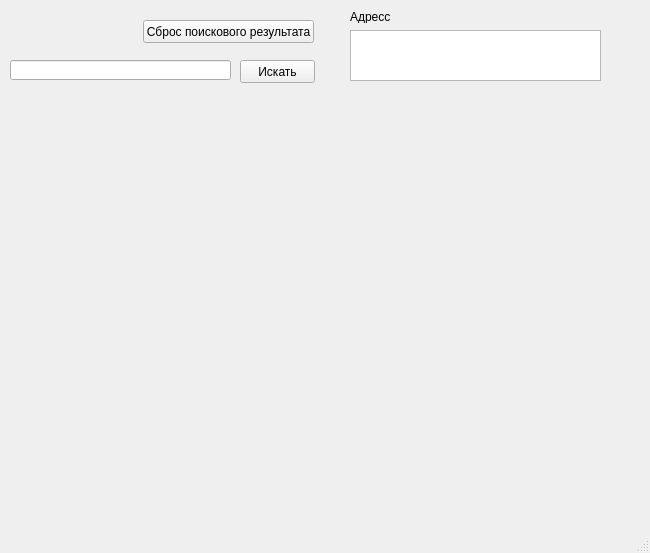
Old version of the form maps_main.ui in the repository Hipoppoltark/Maps_Api.
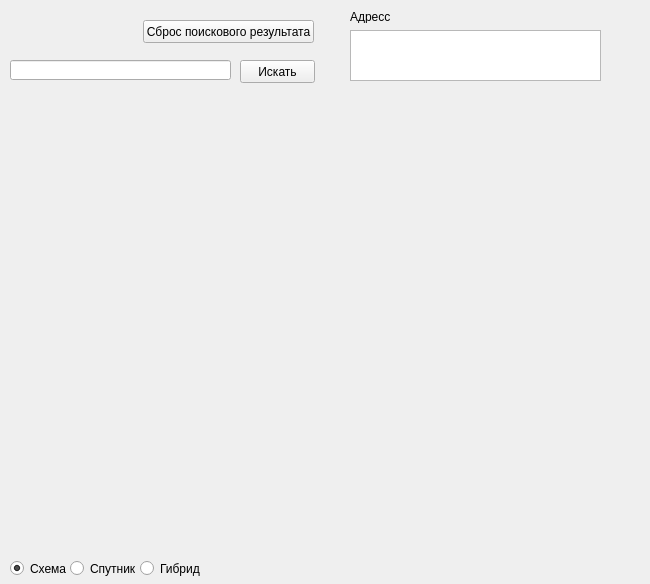
New version of the form.

Commit message: 4 задача

```diff
--- a/maps_main.ui
+++ b/maps_main.ui
@@ -7,7 +7,7 @@
     <x>0</x>
     <y>0</y>
     <width>650</width>
-    <height>553</height>
+    <height>584</height>
    </rect>
   </property>
   <property name="windowTitle">
@@ -94,18 +94,58 @@
      <string>Адресс</string>
     </property>
    </widget>
+   <widget class="QRadioButton" name="radioButton">
+    <property name="geometry">
+     <rect>
+      <x>10</x>
+      <y>560</y>
+      <width>82</width>
+      <height>17</height>
+     </rect>
+    </property>
+    <property name="focusPolicy">
+     <enum>Qt::NoFocus</enum>
+    </property>
+    <property name="text">
+     <string>Схема</string>
+    </property>
+    <property name="checked">
+     <bool>true</bool>
+    </property>
+   </widget>
+   <widget class="QRadioButton" name="radioButton_2">
+    <property name="geometry">
+     <rect>
+      <x>70</x>
+      <y>560</y>
+      <width>82</width>
+      <height>17</height>
+     </rect>
+    </property>
+    <property name="focusPolicy">
+     <enum>Qt::NoFocus</enum>
+    </property>
+    <property name="text">
+     <string>Спутник</string>
+    </property>
+   </widget>
+   <widget class="QRadioButton" name="radioButton_3">
+    <property name="geometry">
+     <rect>
+      <x>140</x>
+      <y>560</y>
+      <width>82</width>
+      <height>17</height>
+     </rect>
+    </property>
+    <property name="focusPolicy">
+     <enum>Qt::NoFocus</enum>
+    </property>
+    <property name="text">
+     <string>Гибрид</string>
+    </property>
+   </widget>
   </widget>
-  <widget class="QMenuBar" name="menubar">
-   <property name="geometry">
-    <rect>
-     <x>0</x>
-     <y>0</y>
-     <width>650</width>
-     <height>21</height>
-    </rect>
-   </property>
-  </widget>
-  <widget class="QStatusBar" name="statusbar"/>
  </widget>
  <resources/>
  <connections/>
```
The commit also changes 1 other file.
